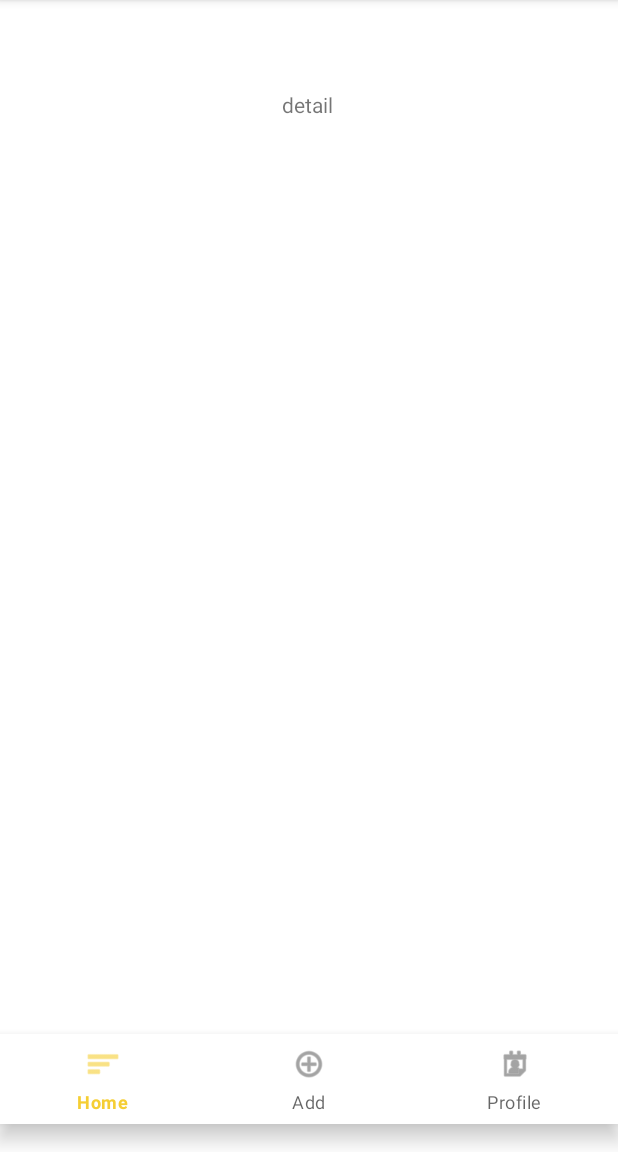
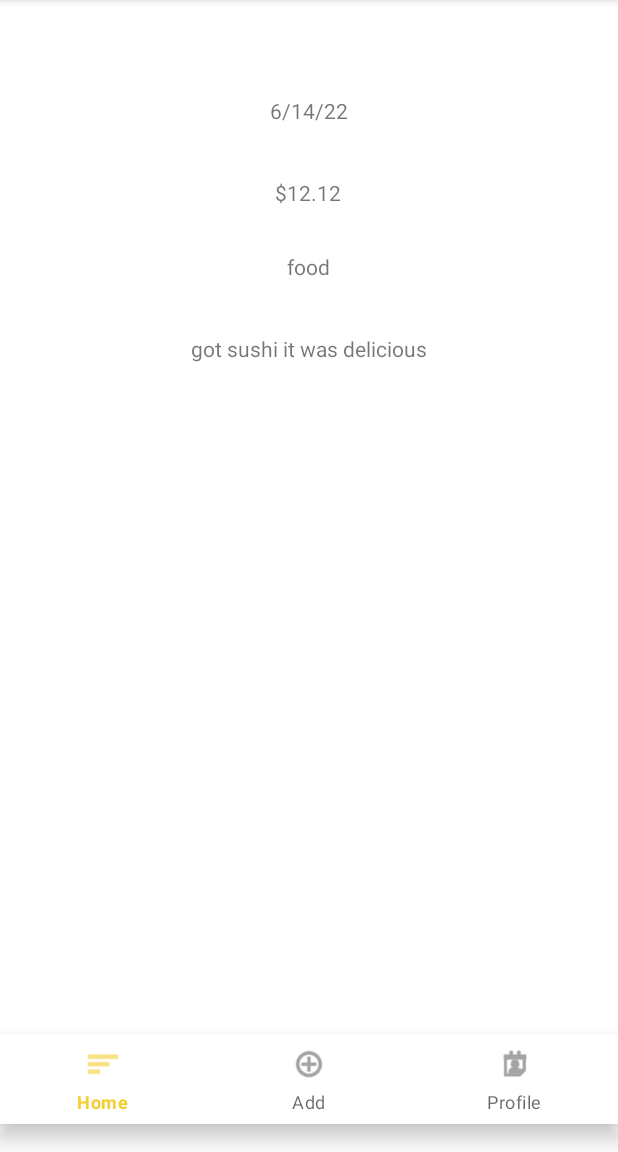
Before and after one commit to sguan12-mu/coinage, an Android app: the HomeFragment screen opened directly, with no data from a screen before it, after a tap on "EXAMPLE TRANSACTION", on a phone screen of 412 x 824 dp, the part 84-1236 px from its top. Run offline under Robolectric (Android 15) with nearby library versions, the light colour scheme and no system bars; libraries missing offline, so code that uses them is left out: com.parse; 10 statements that could not run were skipped.

Commit message:
set data via bundle andpopulate detail fragment

```diff
--- a/app/src/main/java/com/example/coinage/fragments/DetailFragment.java
+++ b/app/src/main/java/com/example/coinage/fragments/DetailFragment.java
@@ -6,14 +6,23 @@ import androidx.annotation.NonNull;
 import androidx.annotation.Nullable;
 import androidx.fragment.app.Fragment;
 
+import android.util.Log;
 import android.view.LayoutInflater;
 import android.view.View;
 import android.view.ViewGroup;
+import android.widget.TextView;
 
 import com.example.coinage.R;
+import com.example.coinage.models.Transaction;
 
 public class DetailFragment extends Fragment {
     public static final String TAG = "DetailFragment";
+
+    private TextView tvDateDetail;
+    private TextView tvAmountDetail;
+    private TextView tvCategoryDetail;
+    private TextView tvDescriptionDetail;
+    private Transaction transaction;
 
     public DetailFragment() {
         // Required empty public constructor
@@ -28,5 +37,17 @@ public class DetailFragment extends Fragment {
 
     public void onViewCreated(@NonNull View view, @Nullable Bundle savedInstanceState) {
         super.onViewCreated(view, savedInstanceState);
+        tvDateDetail = view.findViewById(R.id.tvDateDetail);
+        tvAmountDetail = view.findViewById(R.id.tvAmountDetail);
+        tvCategoryDetail = view.findViewById(R.id.tvCategoryDetail);
+        tvDescriptionDetail = view.findViewById(R.id.tvDescriptionDetail);
+
+        Bundle bundle = getArguments();
+        transaction = bundle.getParcelable(Transaction.class.getSimpleName());
+
+        tvDateDetail.setText(transaction.getDate().toString());
+        tvAmountDetail.setText("$"+transaction.getAmount().toString());
+        tvCategoryDetail.setText(transaction.getCategory());
+        tvDescriptionDetail.setText(transaction.getDescription());
     }
 }
--- a/app/src/main/res/layout/activity_login.xml
+++ b/app/src/main/res/layout/activity_login.xml
@@ -11,7 +11,7 @@
         android:layout_width="wrap_content"
         android:layout_height="wrap_content"
         android:layout_marginStart="100dp"
-        android:layout_marginTop="281dp"
+        android:layout_marginTop="228dp"
         android:ems="10"
         android:hint="email"
         android:inputType="textEmailAddress"
--- a/app/src/main/res/layout/fragment_detail.xml
+++ b/app/src/main/res/layout/fragment_detail.xml
@@ -7,12 +7,42 @@
     tools:context=".fragments.ProfileFragment">
 
     <TextView
-        android:id="@+id/textView"
+        android:id="@+id/tvDateDetail"
         android:layout_width="wrap_content"
         android:layout_height="wrap_content"
-        android:layout_marginStart="188dp"
-        android:layout_marginTop="60dp"
-        android:text="detail"
+        android:layout_marginStart="180dp"
+        android:layout_marginTop="64dp"
+        android:text="6/14/22"
         app:layout_constraintStart_toStartOf="parent"
         app:layout_constraintTop_toTopOf="parent" />
+
+    <TextView
+        android:id="@+id/tvAmountDetail"
+        android:layout_width="wrap_content"
+        android:layout_height="wrap_content"
+        android:layout_marginStart="183dp"
+        android:layout_marginTop="35dp"
+        android:text="$12.12"
+        app:layout_constraintStart_toStartOf="parent"
+        app:layout_constraintTop_toBottomOf="@+id/tvDateDetail" />
+
+    <TextView
+        android:id="@+id/tvCategoryDetail"
+        android:layout_width="wrap_content"
+        android:layout_height="wrap_content"
+        android:layout_marginStart="191dp"
+        android:layout_marginTop="30dp"
+        android:text="food"
+        app:layout_constraintStart_toStartOf="parent"
+        app:layout_constraintTop_toBottomOf="@+id/tvAmountDetail" />
+
+    <TextView
+        android:id="@+id/tvDescriptionDetail"
+        android:layout_width="wrap_content"
+        android:layout_height="wrap_content"
+        android:layout_marginStart="127dp"
+        android:layout_marginTop="35dp"
+        android:text="got sushi it was delicious"
+        app:layout_constraintStart_toStartOf="parent"
+        app:layout_constraintTop_toBottomOf="@+id/tvCategoryDetail" />
 </androidx.constraintlayout.widget.ConstraintLayout>
--- a/app/src/main/res/layout/fragment_overview.xml
+++ b/app/src/main/res/layout/fragment_overview.xml
@@ -7,7 +7,7 @@
     tools:context=".fragments.ProfileFragment">
 
     <TextView
-        android:id="@+id/textView"
+        android:id="@+id/tvDateDetail"
         android:layout_width="wrap_content"
         android:layout_height="wrap_content"
         android:layout_marginStart="176dp"
--- a/app/src/main/res/layout/fragment_profile.xml
+++ b/app/src/main/res/layout/fragment_profile.xml
@@ -7,7 +7,7 @@
     tools:context=".fragments.ProfileFragment">
 
     <TextView
-        android:id="@+id/textView"
+        android:id="@+id/tvDateDetail"
         android:layout_width="wrap_content"
         android:layout_height="wrap_content"
         android:layout_marginStart="184dp"
@@ -24,5 +24,5 @@
         android:layout_marginTop="68dp"
         android:text="Log Out"
         app:layout_constraintStart_toStartOf="parent"
-        app:layout_constraintTop_toBottomOf="@+id/textView" />
+        app:layout_constraintTop_toBottomOf="@+id/tvDateDetail" />
 </androidx.constraintlayout.widget.ConstraintLayout>
```
Also changed, not shown: app/src/main/java/com/example/coinage/TransactionsAdapter.java (+16 -0 lines).
